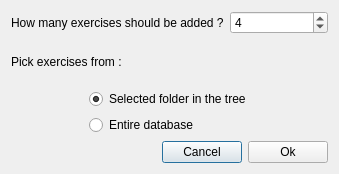
The window that ui_files/randomize.ui (alexisflesch/texamator) describes before a commit, drawn with Qt 5.
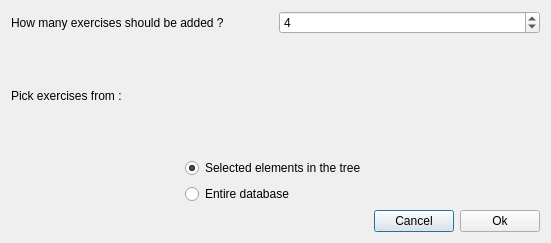
The same window after the commit. Icons and pictures are not drawn.

The edit to the form file:
```diff
--- a/ui_files/randomize.ui
+++ b/ui_files/randomize.ui
@@ -6,8 +6,8 @@
    <rect>
     <x>0</x>
     <y>0</y>
-    <width>339</width>
-    <height>174</height>
+    <width>551</width>
+    <height>243</height>
    </rect>
   </property>
   <property name="sizePolicy">
@@ -35,6 +35,9 @@
      </item>
      <item>
       <widget class="QSpinBox" name="spinBox">
+       <property name="maximum">
+        <number>9999</number>
+       </property>
        <property name="value">
         <number>4</number>
        </property>
@@ -84,7 +87,7 @@
      <item>
       <widget class="QRadioButton" name="radioButton_selected_folder">
        <property name="text">
-        <string>Selected folder in the tree</string>
+        <string>Selected elements in the tree</string>
        </property>
        <property name="checked">
         <bool>true</bool>
```
